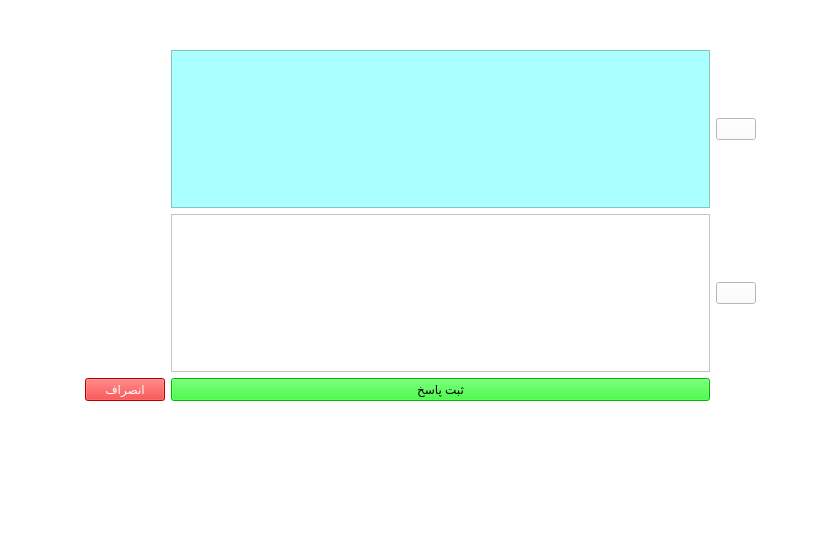
Qt form Project/Main/Onket/replyinputwidget.ui (alex-abrehforoush/Onket) before a commit.
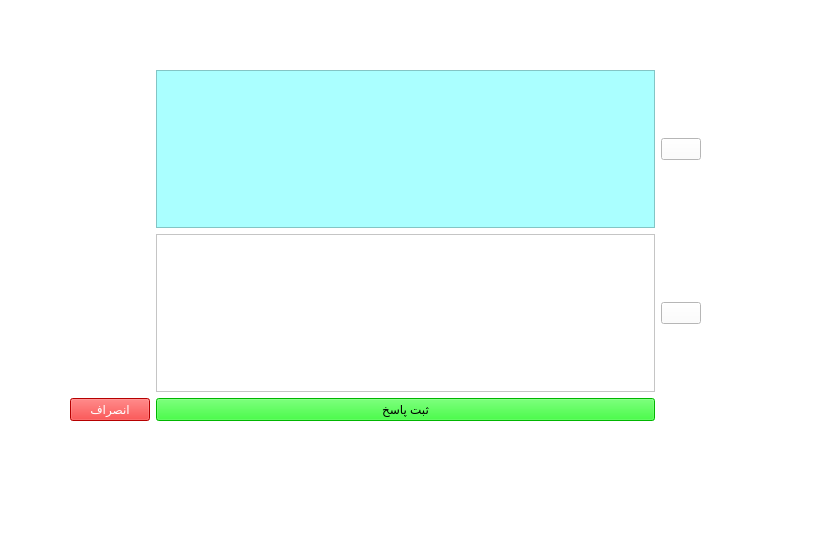
The same form after that commit.

Commit message: fix befor class

Patch:
```diff
--- a/Project/Main/Onket/replyinputwidget.ui
+++ b/Project/Main/Onket/replyinputwidget.ui
@@ -16,12 +16,12 @@
   <property name="styleSheet">
    <string notr="true">background-color: rgb(255, 255, 255);</string>
   </property>
-  <widget class="QWidget" name="">
+  <widget class="QWidget" name="layoutWidget">
    <property name="geometry">
     <rect>
-     <x>85</x>
-     <y>50</y>
-     <width>671</width>
+     <x>70</x>
+     <y>70</y>
+     <width>631</width>
      <height>351</height>
     </rect>
    </property>
```
The commit also changes 96 other files.
